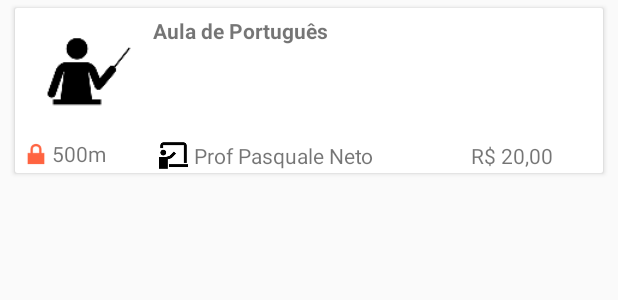
After one commit to luizcz/projeto1, an Android app: the layout item_search_aula.xml on its own in the app's theme, with its tools: preview values and no code run, on a phone screen of 412 x 824 dp. The commit adds this screen. Shown: the top 300 px of the screen. Run offline under Robolectric (Android 15) with nearby library versions, the phone set to English and light mode, and no system bars.

Commit message:
Layout com card para busca de aulas e outras melhorias na busca

```diff
--- a/app/src/main/java/projetoum/equipe/iteach/adapter/UserAdapter.java
+++ b/app/src/main/java/projetoum/equipe/iteach/adapter/UserAdapter.java
@@ -6,13 +6,18 @@ package projetoum.equipe.iteach.adapter;
 
 import android.content.Context;
 import android.support.v7.widget.RecyclerView;
+import android.test.suitebuilder.TestMethod;
 import android.view.LayoutInflater;
 import android.view.View;
 import android.view.ViewGroup;
 import android.widget.TextView;
 
 import java.util.ArrayList;
+import java.util.Calendar;
+import java.util.Date;
+import java.util.GregorianCalendar;
 import java.util.List;
+import java.util.Random;
 
 import projetoum.equipe.iteach.R;
 import projetoum.equipe.iteach.models.User;
@@ -67,7 +72,13 @@ public class UserAdapter extends RecyclerView.Adapter<UserAdapter.ViewHolder> {
 
     @Override
     public void onBindViewHolder(UserAdapter.ViewHolder holder, int position) {
+
         holder.nomeUser.setText(usuarios.get(position).getName());
+        holder.numAulas.setText(String.valueOf(new Random().nextInt(100)));
+        holder.bio.setText(usuarios.get(position).getBio());
+
+        Calendar cal = Calendar.getInstance();
+        holder.membroSince.setText(cal.get(Calendar.MONTH) + " de " + cal.get(Calendar.YEAR));
     }
 
 //    // Replace the contents of a view (invoked by the layout manager)
@@ -108,11 +119,17 @@ public class UserAdapter extends RecyclerView.Adapter<UserAdapter.ViewHolder> {
     public class ViewHolder extends RecyclerView.ViewHolder {
         // each data item is just a string in this case
         private TextView nomeUser;
+        private TextView numAulas;
+        private TextView bio;
+        private TextView membroSince;
 
         public ViewHolder(View v) {
             super(v);
 
             nomeUser = (TextView) v.findViewById(R.id.prof_name);
+            numAulas = (TextView) v.findViewById(R.id.num_aulas);
+            bio = (TextView) v.findViewById(R.id.txt_info);
+            membroSince = (TextView) v.findViewById(R.id.data_membro_desde);
         }
     }
 
--- a/app/src/main/java/projetoum/equipe/iteach/utils/DAO.java
+++ b/app/src/main/java/projetoum/equipe/iteach/utils/DAO.java
@@ -45,6 +45,7 @@ public class DAO implements IRemote {
     private ICallback<Boolean> callback;
     private Context ctx;
     private List<User> usuarios;
+    private List<ClassObject> classes;
     private boolean resultado;
     private User currentUser;
     private FirebaseDatabase mDatabase;
@@ -100,6 +101,7 @@ public class DAO implements IRemote {
             }
         };
         loadFakeProfiles();
+        loadFakeClasses();
 
     }
 
@@ -194,6 +196,14 @@ public class DAO implements IRemote {
 
         for (int i = 0; i<10; i++){
             usuarios.add(new User(String.valueOf(i), "Pessoa "+String.valueOf(i), "email@gmail.com"));
+        }
+    }
+
+    public void loadFakeClasses(){
+        classes = new ArrayList<>();
+
+        for (int i = 0; i<10; i++){
+            classes.add(new ClassObject("Classe " + String.valueOf(i)));
         }
     }
 
--- a/app/src/main/res/layout/content_search.xml
+++ b/app/src/main/res/layout/content_search.xml
@@ -17,8 +17,7 @@
     <android.support.v7.widget.RecyclerView
         android:id="@+id/recycler"
         android:layout_width="match_parent"
-        android:layout_height="match_parent"
-        android:paddingTop="75dp" />
+        android:layout_height="match_parent" />
 
 
 </RelativeLayout>
--- /dev/null
+++ b/app/src/main/res/layout/item_search_aula.xml
@@ -0,0 +1,123 @@
+<?xml version="1.0" encoding="utf-8"?>
+<LinearLayout xmlns:android="http://schemas.android.com/apk/res/android"
+    xmlns:app="http://schemas.android.com/apk/res-auto"
+    xmlns:card_view="http://schemas.android.com/tools"
+    android:orientation="vertical"
+    android:layout_width="match_parent"
+    android:layout_height="wrap_content">
+
+    <android.support.v7.widget.CardView
+        android:layout_gravity="center"
+        android:layout_width="match_parent"
+        android:layout_marginTop="5dp"
+        android:layout_marginBottom="5dp"
+        android:layout_marginLeft="10dp"
+        android:layout_marginRight="10dp"
+        android:layout_height="wrap_content"
+        card_view:cardCornerRadius="4dp">
+
+
+        <RelativeLayout
+            android:layout_width="wrap_content"
+            android:layout_height="wrap_content"
+            android:background="@android:color/white">
+
+            <TextView
+                android:layout_width="wrap_content"
+                android:layout_height="wrap_content"
+                android:text="Aula de Português"
+                android:id="@+id/txt_info"
+                android:layout_alignBottom="@+id/img"
+                android:layout_alignParentRight="true"
+                android:layout_alignParentEnd="true"
+                android:layout_alignParentTop="true"
+                android:layout_toRightOf="@+id/img"
+                android:layout_toEndOf="@+id/img"
+                android:textStyle="normal|bold"
+                android:layout_margin="5dp" />
+
+
+            <ImageView
+                android:layout_width="80dp"
+                android:layout_height="80dp"
+                android:src="@drawable/ic_professor"
+                android:layout_gravity="center_vertical"
+                android:visibility="visible"
+                android:id="@+id/img"
+                android:layout_alignParentTop="true"
+                android:layout_margin="3dp" />
+
+            <LinearLayout
+                android:orientation="horizontal"
+                android:layout_width="wrap_content"
+                android:layout_height="wrap_content"
+                android:gravity="center"
+                android:layout_below="@+id/img"
+                android:layout_alignParentLeft="true"
+                android:layout_alignParentStart="true"
+                android:layout_toLeftOf="@+id/txt_info"
+                android:layout_toStartOf="@+id/txt_info"
+                android:layout_marginLeft="3dp">
+
+                <ImageView
+                    android:layout_width="21dp"
+                    android:layout_height="21dp"
+                    app:srcCompat="@android:drawable/ic_lock_lock"
+                    android:id="@+id/imageView2"
+                    android:layout_alignBottom="@+id/linearLayout"
+                    android:layout_alignParentLeft="true"
+                    android:layout_alignParentStart="true" />
+
+                <TextView
+                    android:text="500m"
+                    android:layout_width="wrap_content"
+                    android:layout_height="wrap_content"
+                    android:id="@+id/textView4"
+                    android:layout_alignParentLeft="true"
+                    android:layout_alignParentStart="true"
+                    android:layout_alignBottom="@+id/linearLayout"
+                    android:layout_weight="1"
+                    android:gravity="center_vertical" />
+            </LinearLayout>
+
+            <LinearLayout
+                android:orientation="horizontal"
+                android:layout_width="match_parent"
+                android:layout_height="wrap_content"
+                android:layout_below="@+id/img"
+                android:layout_alignLeft="@+id/txt_info"
+                android:layout_alignStart="@+id/txt_info"
+                android:gravity="center_vertical">
+
+                <ImageView
+                    android:layout_width="27dp"
+                    android:layout_height="23dp"
+                    app:srcCompat="@drawable/ic_teacher"
+                    android:id="@+id/imageView3" />
+
+                <TextView
+                    android:text="Prof Pasquale Neto"
+                    android:layout_width="wrap_content"
+                    android:layout_height="match_parent"
+                    android:id="@+id/textView8"
+                    android:layout_weight="1"
+                    android:gravity="center_vertical" />
+
+                <TextView
+                    android:text="R$ 20,00"
+                    android:layout_width="wrap_content"
+                    android:layout_height="wrap_content"
+                    android:id="@+id/textView9"
+                    android:layout_weight="0.45"
+                    android:gravity="center_vertical"
+                    android:layout_marginRight="3dp" />
+            </LinearLayout>
+
+
+        </RelativeLayout>
+
+    </android.support.v7.widget.CardView>
+
+
+
+</LinearLayout>
--- a/app/src/main/res/layout/item_search_professor.xml
+++ b/app/src/main/res/layout/item_search_professor.xml
@@ -15,7 +15,6 @@
         android:layout_marginRight="10dp"
         android:layout_height="wrap_content"
         card_view:cardCornerRadius="4dp">
-
 
 
         <RelativeLayout
@@ -115,6 +114,7 @@
                     <TextView
                         android:layout_width="wrap_content"
                         android:layout_height="wrap_content"
+                        android:id="@+id/data_membro_desde"
                         android:layout_gravity="center_horizontal"
                         android:text="Dez 2014"
                         android:textColor="@android:color/secondary_text_light"
```
Also changed, not shown: app/src/main/java/projetoum/equipe/iteach/activities/MainActivity.java (+0 -11 lines).
